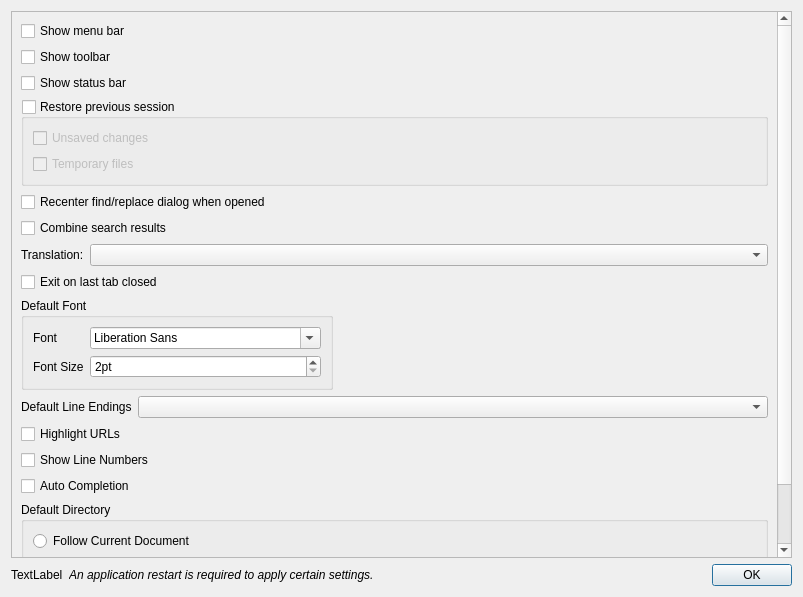
The window that src/dialogs/PreferencesDialog.ui (dail8859/NotepadNext) describes before a commit, drawn with Qt 5.
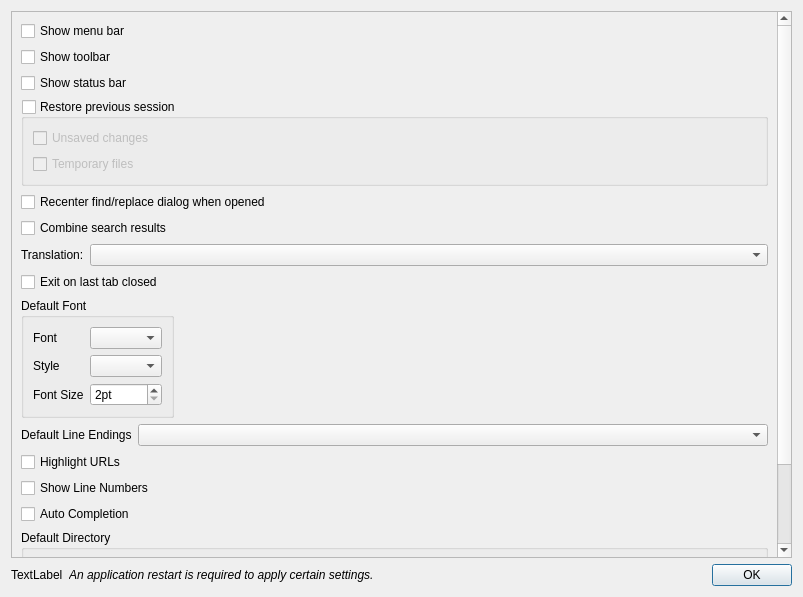
The same window after the commit.

Commit message: Fix SingleApplication IPC reliability and add font style selection

Diff of the .ui file:
```diff
--- a/src/dialogs/PreferencesDialog.ui
+++ b/src/dialogs/PreferencesDialog.ui
@@ -140,7 +140,17 @@
              </widget>
             </item>
             <item row="1" column="1">
-             <widget class="QFontComboBox" name="fcbDefaultFont"/>
+             <widget class="QComboBox" name="comboBoxFont"/>
+            </item>
+            <item row="2" column="0">
+             <widget class="QLabel" name="labelFontStyle">
+              <property name="text">
+               <string>Style</string>
+              </property>
+             </widget>
+            </item>
+            <item row="2" column="1">
+             <widget class="QComboBox" name="comboBoxFontStyle"/>
             </item>
             <item row="3" column="0">
              <widget class="QLabel" name="label_3">
```
The commit also changes 21 other files.
